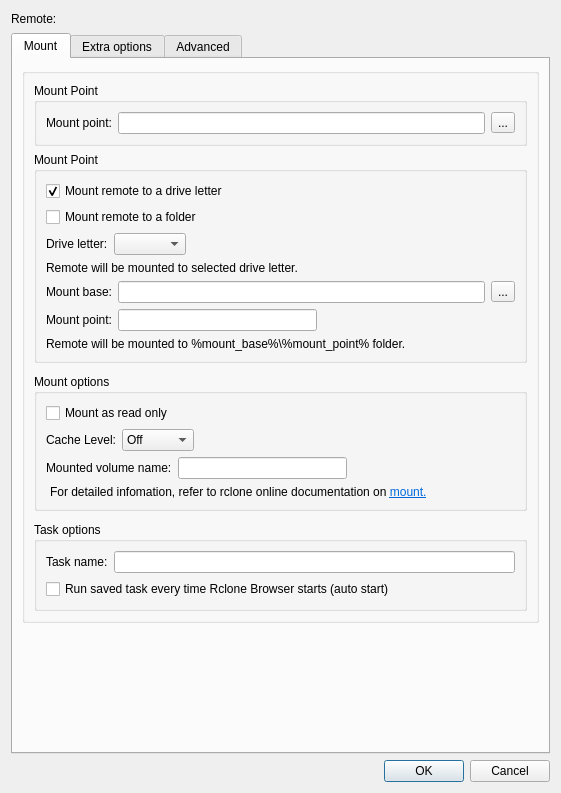
Above: src/mount_dialog.ui from xmtx1/RcloneBrowser before the change. Below: the same form after it.
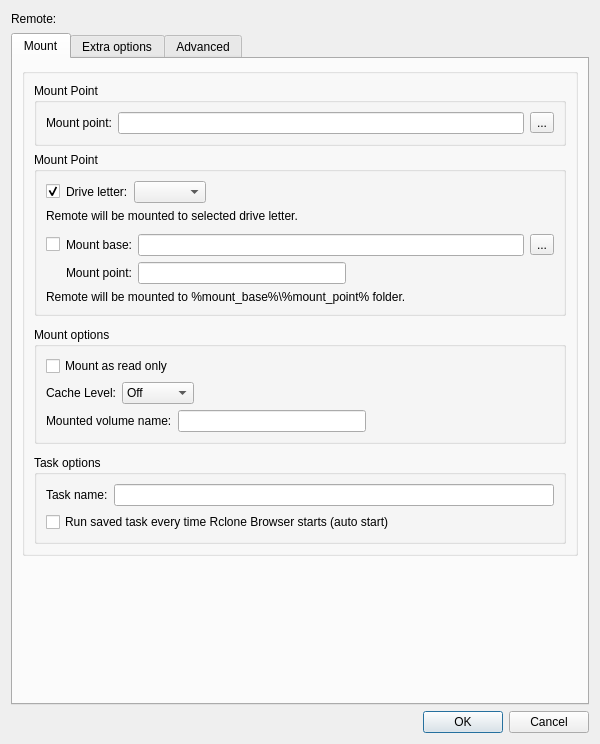
That is the form after the change.

```diff
--- a/src/mount_dialog.ui
+++ b/src/mount_dialog.ui
@@ -6,13 +6,13 @@
    <rect>
     <x>0</x>
     <y>0</y>
-    <width>561</width>
-    <height>793</height>
+    <width>600</width>
+    <height>744</height>
    </rect>
   </property>
   <property name="minimumSize">
    <size>
-    <width>560</width>
+    <width>600</width>
     <height>0</height>
    </size>
   </property>
@@ -109,31 +109,21 @@
              <string>Mount Point</string>
             </property>
             <layout class="QVBoxLayout" name="verticalLayout_4">
-             <item>
-              <widget class="QCheckBox" name="cb_driveLetter">
-               <property name="text">
-                <string>Mount remote to a drive letter</string>
-               </property>
-               <property name="checked">
-                <bool>true</bool>
-               </property>
-               <property name="autoExclusive">
-                <bool>true</bool>
-               </property>
-              </widget>
-             </item>
-             <item>
-              <widget class="QCheckBox" name="cb_mountPointWin">
-               <property name="text">
-                <string>Mount remote to a folder</string>
-               </property>
-               <property name="autoExclusive">
-                <bool>true</bool>
-               </property>
-              </widget>
-             </item>
              <item>
               <layout class="QHBoxLayout" name="horizontalLayout_2">
+               <item>
+                <widget class="QCheckBox" name="cb_driveLetter">
+                 <property name="text">
+                  <string/>
+                 </property>
+                 <property name="checked">
+                  <bool>true</bool>
+                 </property>
+                 <property name="autoExclusive">
+                  <bool>true</bool>
+                 </property>
+                </widget>
+               </item>
                <item>
                 <widget class="QLabel" name="label_driveLetter">
                  <property name="text">
@@ -170,8 +160,34 @@
                </property>
               </widget>
              </item>
+             <item>
+              <spacer name="verticalSpacer_5">
+               <property name="orientation">
+                <enum>Qt::Vertical</enum>
+               </property>
+               <property name="sizeType">
+                <enum>QSizePolicy::Fixed</enum>
+               </property>
+               <property name="sizeHint" stdset="0">
+                <size>
+                 <width>20</width>
+                 <height>5</height>
+                </size>
+               </property>
+              </spacer>
+             </item>
              <item>
               <layout class="QHBoxLayout" name="horizontalLayout_4">
+               <item>
+                <widget class="QCheckBox" name="cb_mountPointWin">
+                 <property name="text">
+                  <string/>
+                 </property>
+                 <property name="autoExclusive">
+                  <bool>true</bool>
+                 </property>
+                </widget>
+               </item>
                <item>
                 <widget class="QLabel" name="label_mountBase">
                  <property name="text">
@@ -203,6 +219,22 @@
              </item>
              <item>
               <layout class="QHBoxLayout" name="horizontalLayout_8">
+               <item>
+                <spacer name="horizontalSpacer">
+                 <property name="orientation">
+                  <enum>Qt::Horizontal</enum>
+                 </property>
+                 <property name="sizeType">
+                  <enum>QSizePolicy::Fixed</enum>
+                 </property>
+                 <property name="sizeHint" stdset="0">
+                  <size>
+                   <width>20</width>
+                   <height>20</height>
+                  </size>
+                 </property>
+                </spacer>
+               </item>
                <item>
                 <widget class="QLabel" name="label_mountPointWin">
                  <property name="text">
@@ -359,22 +391,6 @@
                </item>
               </layout>
              </item>
-             <item>
-              <widget class="QLabel" name="label_2">
-               <property name="text">
-                <string>&lt;html&gt;&lt;head/&gt;&lt;body&gt;&lt;p&gt;For detailed infomation, refer to rclone online documentation on &lt;a href=&quot;https://rclone.org/commands/rclone_mount/&quot;&gt;&lt;span style=&quot; text-decoration: underline; color:#0068da;&quot;&gt;mount.&lt;/span&gt;&lt;/a&gt;&lt;/p&gt;&lt;/body&gt;&lt;/html&gt;</string>
-               </property>
-               <property name="textFormat">
-                <enum>Qt::RichText</enum>
-               </property>
-               <property name="indent">
-                <number>4</number>
-               </property>
-               <property name="openExternalLinks">
-                <bool>true</bool>
-               </property>
-              </widget>
-             </item>
             </layout>
            </widget>
           </item>
```
Left out of the diff: 2 changed lines with no effect on the pictures.
